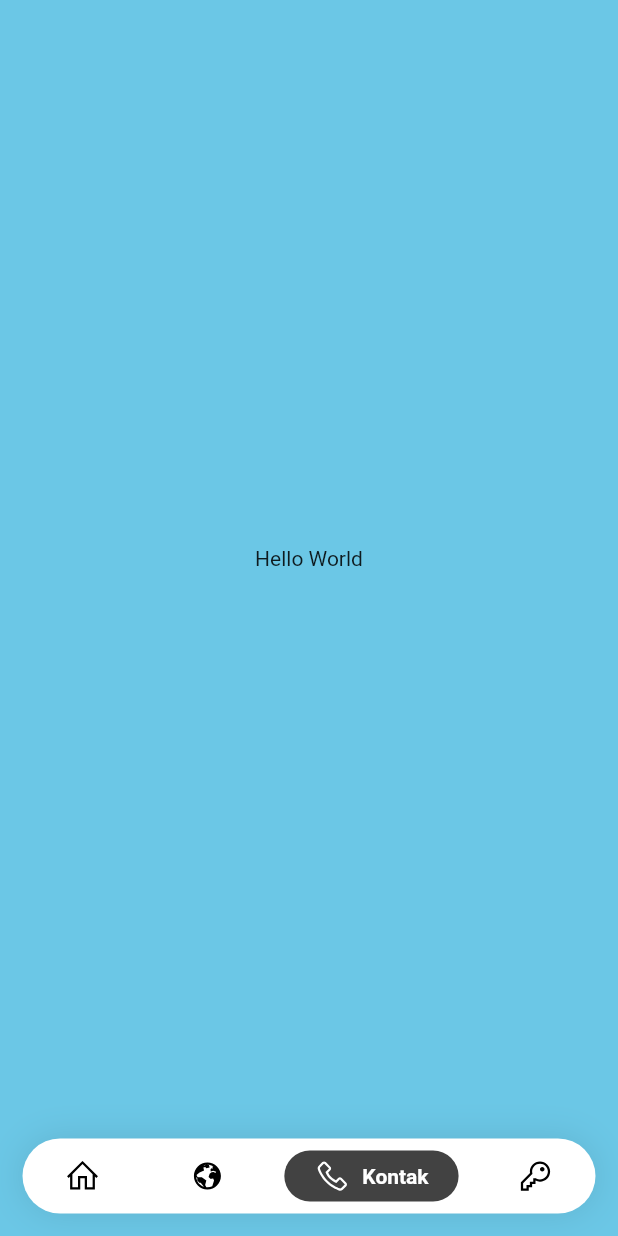
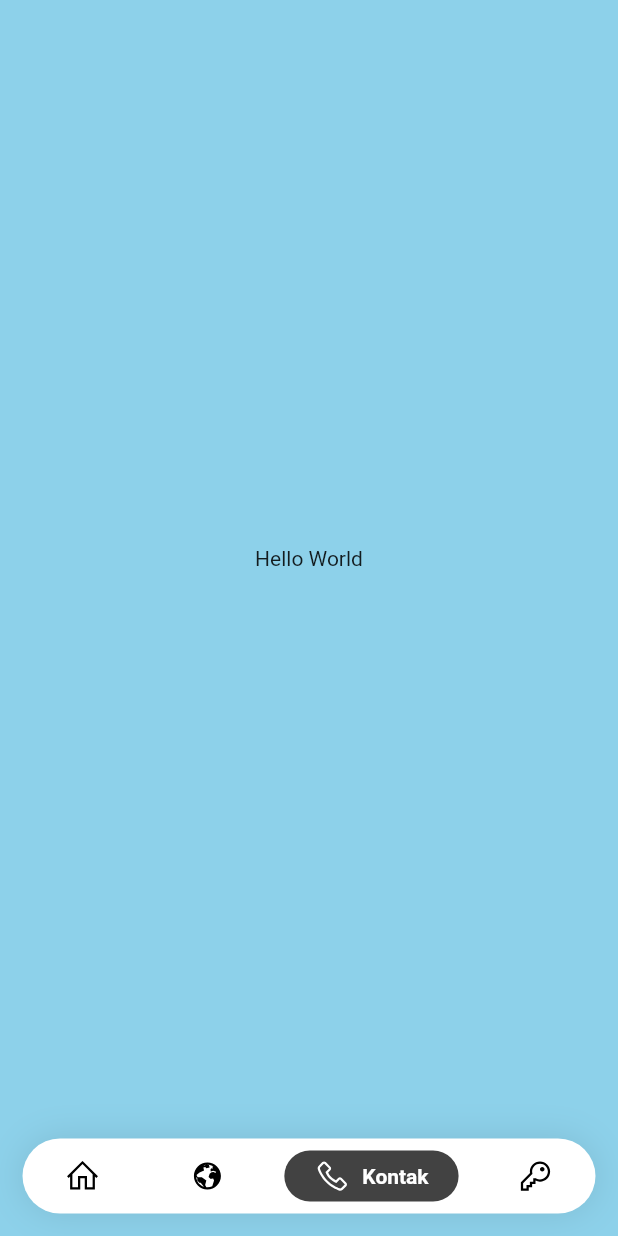
Before and after one commit to rizkytsun/rsumitradelima, a Flutter app: the screen it shows after launch, item 3 of the bottom bar chosen, on a phone screen of 412 x 824 dp. Run offline on Flutter 3.47's test engine with Material 2 defaults, Android fonts, the light colour scheme and no system bars; drawn by our look-alikes of google_nav_bar; our stand-ins replace flutter_svg, line_awesome_icons; project files that could hold a hidden picture were left out.

Commit message:
Update components.dart

```diff
--- a/lib/components.dart
+++ b/lib/components.dart
@@ -5,7 +5,7 @@ class MyConstants {
   final Color colorRSMDblue = Color(0xFF284b8c);
   final Color colorRSMDgreen = Color(0xFF00a859);
   final Color colorRSMDbg = Color(0xFFd7d7f4);
-  final Color colorJadwalDR = Color(0xFF6BC7E6);
+  final Color colorJadwalDR = Color(0xFF8DD1EA);
   final Color colorBeranda = Color(0xFFA15757);
 }
 
```
